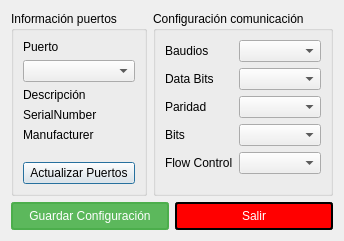
Above: ajustespuertoserial.ui from hectorda/Bio-Feedback before the change. Below: the same form after it.
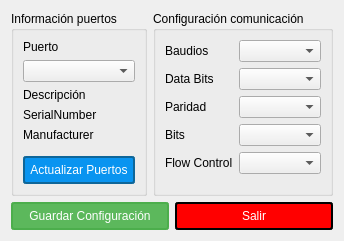
That is the form after the change. Icons and pictures are not drawn.

The edit to the form file:
```diff
--- a/ajustespuertoserial.ui
+++ b/ajustespuertoserial.ui
@@ -72,6 +72,29 @@
         </item>
         <item>
          <widget class="QPushButton" name="pushButtonRescan">
+          <property name="layoutDirection">
+           <enum>Qt::RightToLeft</enum>
+          </property>
+          <property name="styleSheet">
+           <string notr="true">QPushButton{
+color : white;
+background: #0994f0;
+border: 2px solid #0e6699;
+border-radius: 3px;
+padding: 5px;
+min-width: 80px;
+}
+
+QPushButton:hover {
+background: #1077b3;
+border: 2px solid #005A81;
+}
+
+QPushButton:pressed {
+background: #0323FF;
+border: 3px solid #0000FF;
+}</string>
+          </property>
           <property name="text">
            <string>Actualizar Puertos</string>
           </property>
```
Left out of the diff: 4 changed lines with no effect on the pictures.
